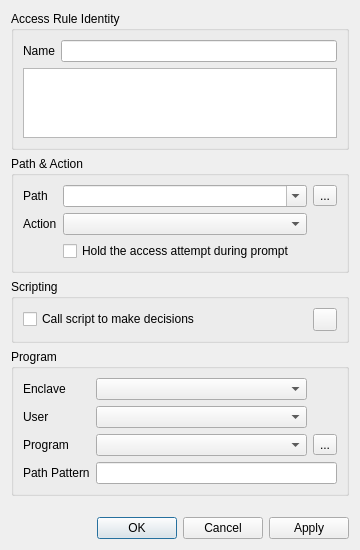
This is MajorPrivacy/Forms/AccessRuleWnd.ui in xanasoft/MajorPrivacy as Qt 5 draws it before an edit. The edited form follows.
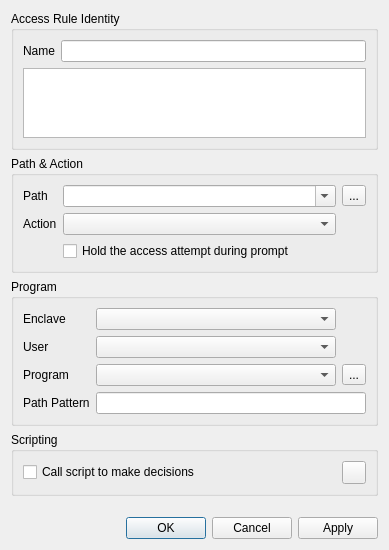
This is the edited form.

What changed in the file:
```diff
--- a/MajorPrivacy/Forms/AccessRuleWnd.ui
+++ b/MajorPrivacy/Forms/AccessRuleWnd.ui
@@ -6,7 +6,7 @@
    <rect>
     <x>0</x>
     <y>0</y>
-    <width>360</width>
+    <width>389</width>
     <height>550</height>
    </rect>
   </property>
@@ -166,7 +166,36 @@
      </property>
     </widget>
    </item>
-   <item row="3" column="0">
+   <item row="4" column="0">
+    <widget class="QGroupBox" name="groupBox_5">
+     <property name="sizePolicy">
+      <sizepolicy hsizetype="Preferred" vsizetype="Maximum">
+       <horstretch>0</horstretch>
+       <verstretch>0</verstretch>
+      </sizepolicy>
+     </property>
+     <property name="title">
+      <string>Scripting</string>
+     </property>
+     <layout class="QGridLayout" name="gridLayout_6">
+      <item row="0" column="0">
+       <widget class="QCheckBox" name="chkScript">
+        <property name="text">
+         <string>Call script to make decisions</string>
+        </property>
+       </widget>
+      </item>
+      <item row="0" column="1">
+       <widget class="QToolButton" name="btnScript">
+        <property name="text">
+         <string/>
+        </property>
+       </widget>
+      </item>
+     </layout>
+    </widget>
+   </item>
+   <item row="2" column="0" rowspan="2">
     <widget class="QGroupBox" name="groupBox_3">
      <property name="sizePolicy">
       <sizepolicy hsizetype="Preferred" vsizetype="Maximum">
@@ -260,35 +289,6 @@
      </layout>
     </widget>
    </item>
-   <item row="2" column="0">
-    <widget class="QGroupBox" name="groupBox_5">
-     <property name="sizePolicy">
-      <sizepolicy hsizetype="Preferred" vsizetype="Maximum">
-       <horstretch>0</horstretch>
-       <verstretch>0</verstretch>
-      </sizepolicy>
-     </property>
-     <property name="title">
-      <string>Scripting</string>
-     </property>
-     <layout class="QGridLayout" name="gridLayout_6">
-      <item row="0" column="0">
-       <widget class="QCheckBox" name="chkScript">
-        <property name="text">
-         <string>Call script to make decisions</string>
-        </property>
-       </widget>
-      </item>
-      <item row="0" column="1">
-       <widget class="QToolButton" name="btnScript">
-        <property name="text">
-         <string/>
-        </property>
-       </widget>
-      </item>
-     </layout>
-    </widget>
-   </item>
   </layout>
  </widget>
  <resources/>
```
